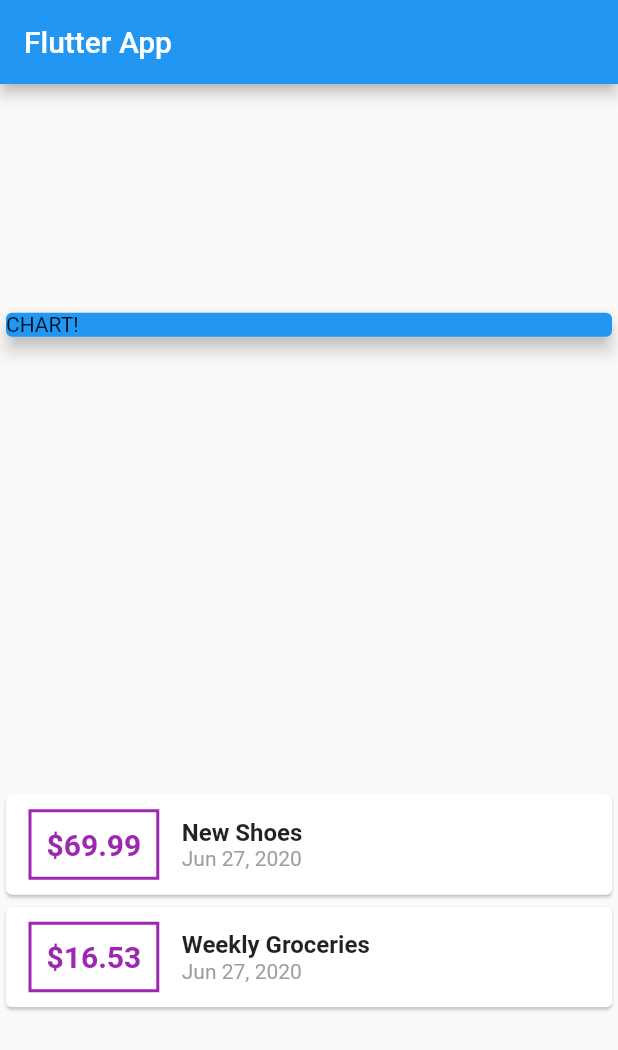
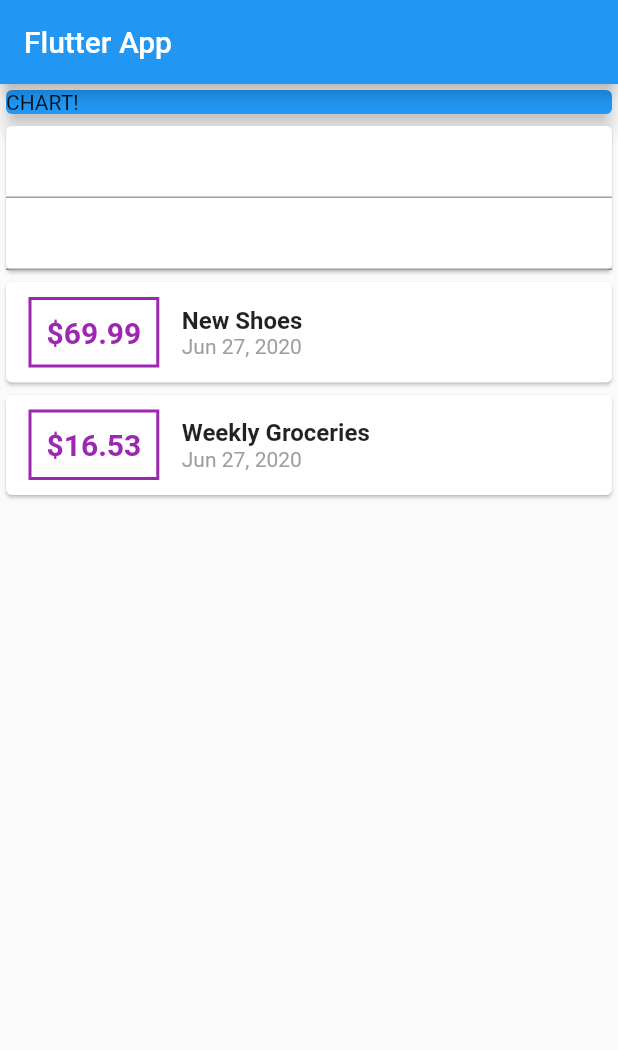
Before and after one commit to CaroMen/Personal-Expenses-App, a Flutter app: the screen it shows after launch, on a phone screen of 412 x 824 dp. Shown: the top 1050 px of the screen. Run offline on Flutter 3.47's test engine with Material 2 defaults, Android fonts, the phone set to English and light mode, and no system bars.

Commit message:
Flutter App

```diff
--- a/lib/main.dart
+++ b/lib/main.dart
@@ -39,7 +39,7 @@ class MyHomePage extends StatelessWidget {
         title: Text('Flutter App'),
       ),
       body: Column(
-        mainAxisAlignment: MainAxisAlignment.spaceAround,
+        // mainAxisAlignment: MainAxisAlignment.start
         crossAxisAlignment: CrossAxisAlignment.stretch,
         children: <Widget>[
           Container(
@@ -48,6 +48,14 @@ class MyHomePage extends StatelessWidget {
               color: Colors.blue,
               child: Text('CHART!'),
               elevation: 5,
+            ),
+          ),
+          Card(
+            child: Column(
+              children: <Widget>[
+                TextField(),
+                TextField(),
+              ],
             ),
           ),
           Column(
```
